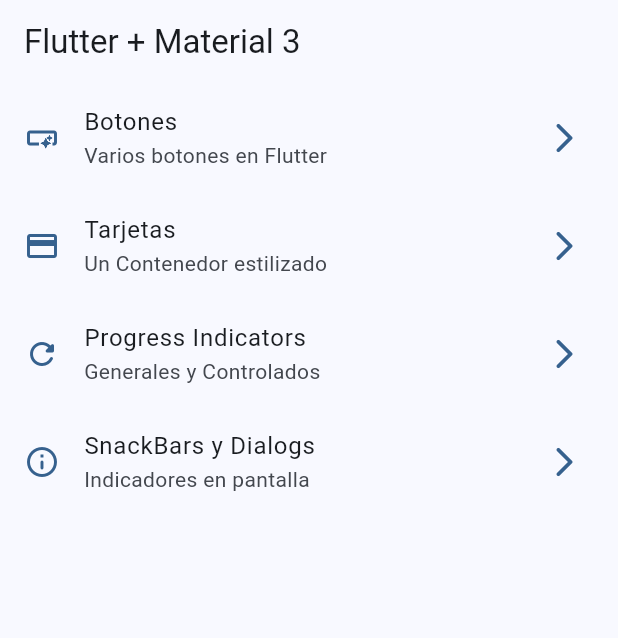
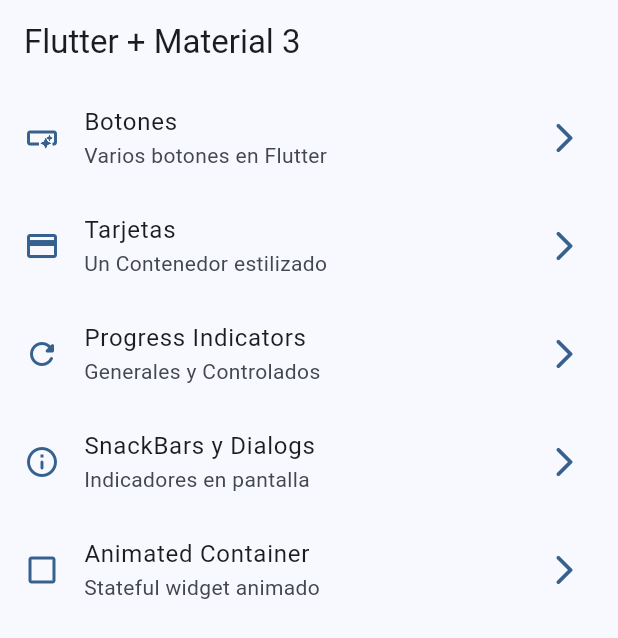
Before and after one commit to Neno2113/widgets_apps, a Flutter app: the screen it shows after launch, on a phone screen of 412 x 824 dp. Shown: the top 638 px of the screen. Run offline on Flutter 3.47's test engine with Material 2 defaults, Android fonts, the phone set to English and light mode, and no system bars; our stand-ins replace go_router.

Commit message:
animated container finish

```diff
--- a/lib/config/menu/menu_items.dart
+++ b/lib/config/menu/menu_items.dart
@@ -39,4 +39,10 @@ const appMenuItems = <MenuItem>[
     link: '/snackbars',
     icon: Icons.info_outline_rounded
   ),
+  MenuItem(
+    title: 'Animated Container',
+    subTitle: 'Stateful widget animado',
+    link: '/animated',
+    icon: Icons.check_box_outline_blank
+  ),
 ];
--- a/lib/config/router/app_router.dart
+++ b/lib/config/router/app_router.dart
@@ -1,4 +1,5 @@
 import 'package:go_router/go_router.dart';
+import 'package:widgets_app/presentation/screens/animated/animated_screen.dart';
 import 'package:widgets_app/presentation/screens/screens.dart';
 
 // GoRouter configuration
@@ -31,5 +32,10 @@ final appRouter = GoRouter(
       name: SnackBarScreen.name,
       builder: (context, state) => const SnackBarScreen(),
     ),
+    GoRoute(
+      path: '/animated' ,
+      name: AnimatedScreen.name,
+      builder: (context, state) => const AnimatedScreen(),
+    ),
   ],
 );
```
Also changed, not shown: lib/presentation/screens/animated/animated_screen.dart (+46 -2 lines).
